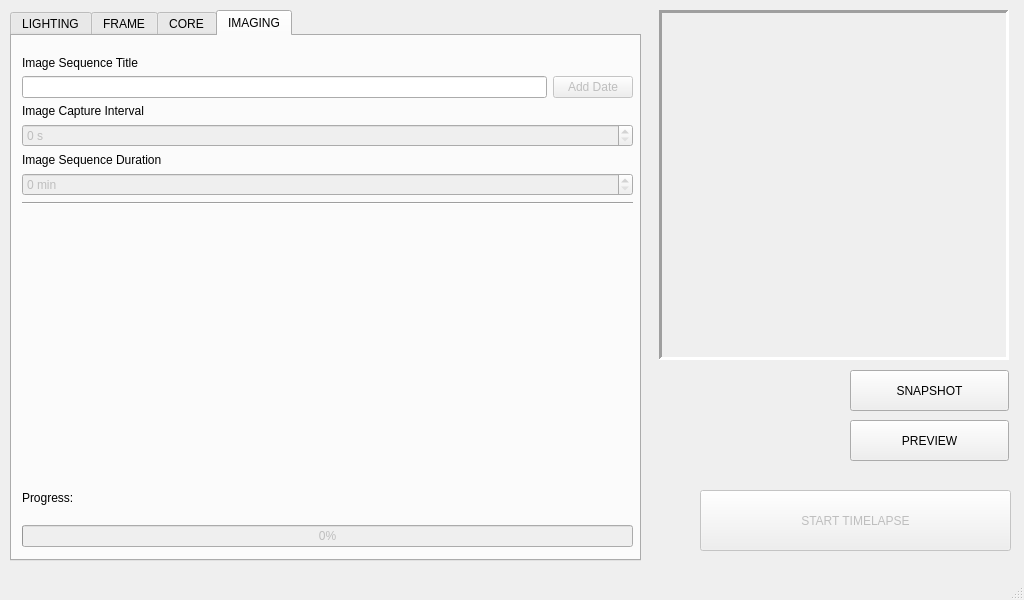
Qt form _ui/Clinostat.ui (CoSE-Jerry/3D-Clinostat) before a commit.
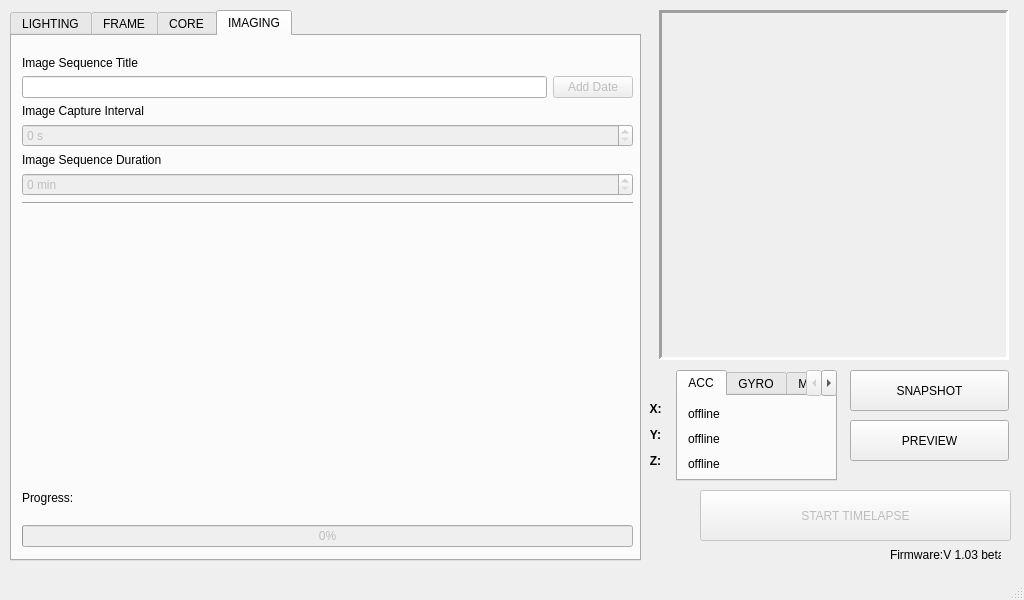
The same form after that commit. The open tabs and pages were chosen to show the change. Icons and pictures are not drawn.

```diff
--- a/_ui/Clinostat.ui
+++ b/_ui/Clinostat.ui
@@ -1185,7 +1185,7 @@
         <x>10</x>
         <y>20</y>
         <width>611</width>
-        <height>411</height>
+        <height>321</height>
        </rect>
       </property>
       <layout class="QVBoxLayout" name="verticalLayout_3">
@@ -1330,7 +1330,7 @@
       <x>700</x>
       <y>490</y>
       <width>311</width>
-      <height>61</height>
+      <height>51</height>
      </rect>
     </property>
     <property name="text">
@@ -1369,6 +1369,99 @@
      <string>PREVIEW</string>
     </property>
    </widget>
+   <widget class="QLabel" name="version_label">
+    <property name="geometry">
+     <rect>
+      <x>890</x>
+      <y>545</y>
+      <width>111</width>
+      <height>20</height>
+     </rect>
+    </property>
+    <property name="text">
+     <string>Firmware:V 1.03 beta</string>
+    </property>
+   </widget>
+   <widget class="QTabWidget" name="Sensor_tabWidget">
+    <property name="geometry">
+     <rect>
+      <x>676</x>
+      <y>370</y>
+      <width>161</width>
+      <height>111</height>
+     </rect>
+    </property>
+    <property name="currentIndex">
+     <number>0</number>
+    </property>
+    <widget class="QWidget" name="ACC_tab">
+     <attribute name="title">
+      <string>ACC</string>
+     </attribute>
+     <widget class="QLabel" name="ACC_X_label">
+      <property name="geometry">
+       <rect>
+        <x>10</x>
+        <y>10</y>
+        <width>71</width>
+        <height>16</height>
+       </rect>
+      </property>
+      <property name="text">
+       <string>offline</string>
+      </property>
+     </widget>
+     <widget class="QLabel" name="ACC_Y_label">
+      <property name="geometry">
+       <rect>
+        <x>10</x>
+        <y>35</y>
+        <width>71</width>
+        <height>16</height>
+       </rect>
+      </property>
+      <property name="text">
+       <string>offline</string>
+      </property>
+     </widget>
+     <widget class="QLabel" name="ACC_Z_label">
+      <property name="geometry">
+       <rect>
+        <x>10</x>
+        <y>60</y>
+        <width>71</width>
+        <height>16</height>
+       </rect>
+      </property>
+      <property name="text">
+       <string>offline</string>
+      </property>
+     </widget>
+    </widget>
+    <widget class="QWidget" name="GYRO_tab">
+     <attribute name="title">
+      <string>GYRO</string>
+     </attribute>
+    </widget>
+    <widget class="QWidget" name="MAG_tab">
+     <attribute name="title">
+      <string>MAG</string>
+     </attribute>
+    </widget>
+   </widget>
+   <widget class="QLabel" name="axis_label">
+    <property name="geometry">
+     <rect>
+      <x>630</x>
+      <y>400</y>
+      <width>51</width>
+      <height>71</height>
+     </rect>
+    </property>
+    <property name="text">
+     <string>&lt;html&gt;&lt;head/&gt;&lt;body&gt;&lt;p align=&quot;center&quot;&gt;&lt;span style=&quot; font-weight:600;&quot;&gt;X:&lt;/span&gt;&lt;/p&gt;&lt;p align=&quot;center&quot;&gt;&lt;span style=&quot; font-weight:600;&quot;&gt;Y:&lt;/span&gt;&lt;/p&gt;&lt;p align=&quot;center&quot;&gt;&lt;span style=&quot; font-weight:600;&quot;&gt;Z:&lt;/span&gt;&lt;/p&gt;&lt;/body&gt;&lt;/html&gt;</string>
+    </property>
+   </widget>
   </widget>
   <widget class="QStatusBar" name="statusBar"/>
   <action name="actionOpen_Directory">
```
